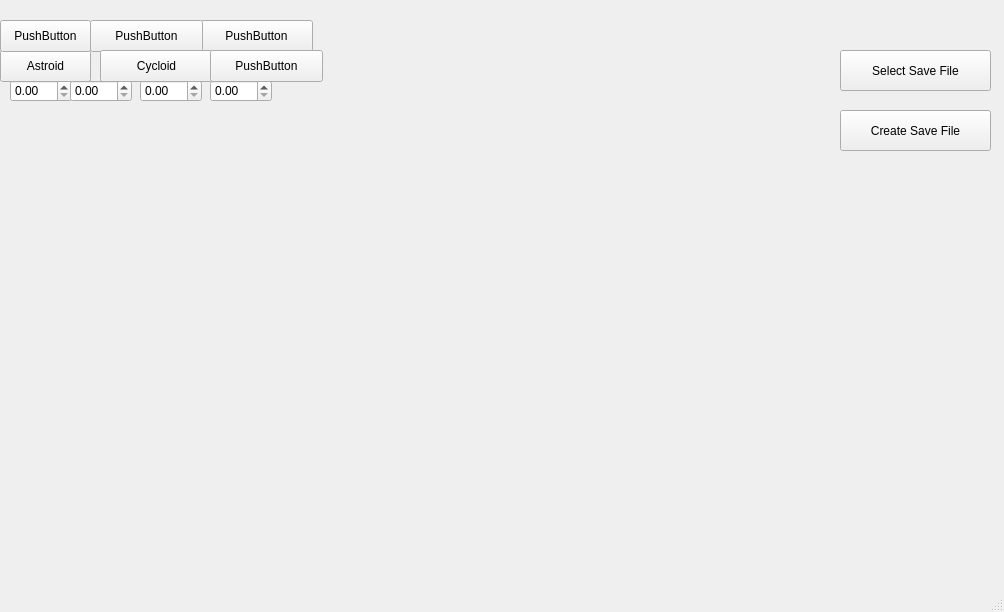
Old version of the form mainwindow.ui in the repository WSU-4110/Math_Scriptum.
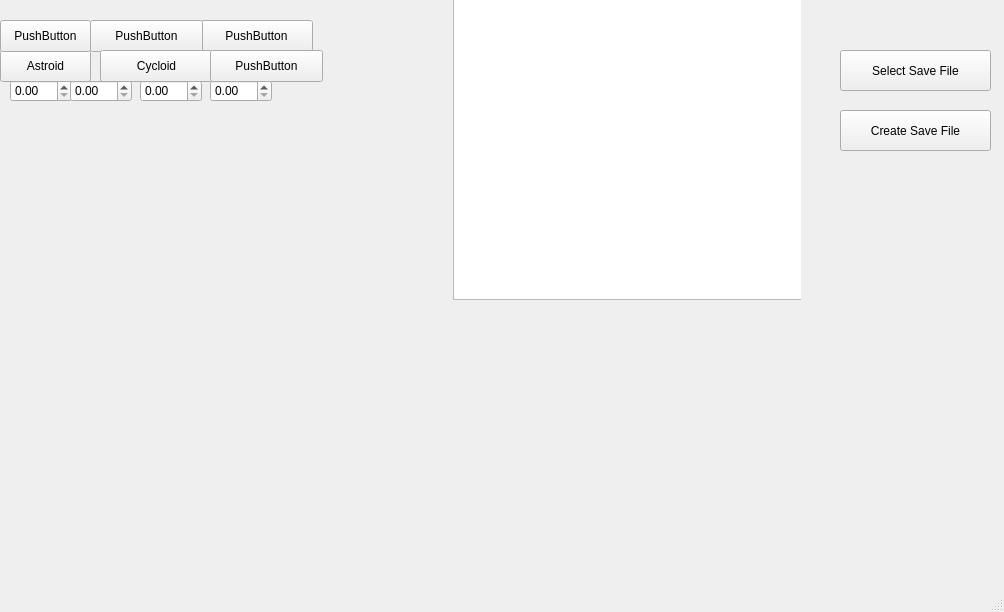
New version of the form. Custom widgets are drawn as their Qt base class.

Commit message: adding note taking to main ui

```diff
--- a/mainwindow.ui
+++ b/mainwindow.ui
@@ -85,6 +85,16 @@
       <height>311</height>
      </rect>
     </property>
+    <widget class="QTextEdit" name="textEdit">
+     <property name="geometry">
+      <rect>
+       <x>3</x>
+       <y>-1</y>
+       <width>351</width>
+       <height>301</height>
+      </rect>
+     </property>
+    </widget>
    </widget>
    <widget class="QPushButton" name="CycloidButton">
     <property name="geometry">
```
Left out of the diff: 2 changed lines with no effect on the pictures.
